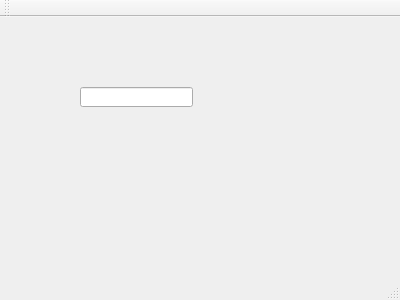
First picture: the form in mainwindow.ui, repository MT-REP/sencondPlatfromControl, before the edit.
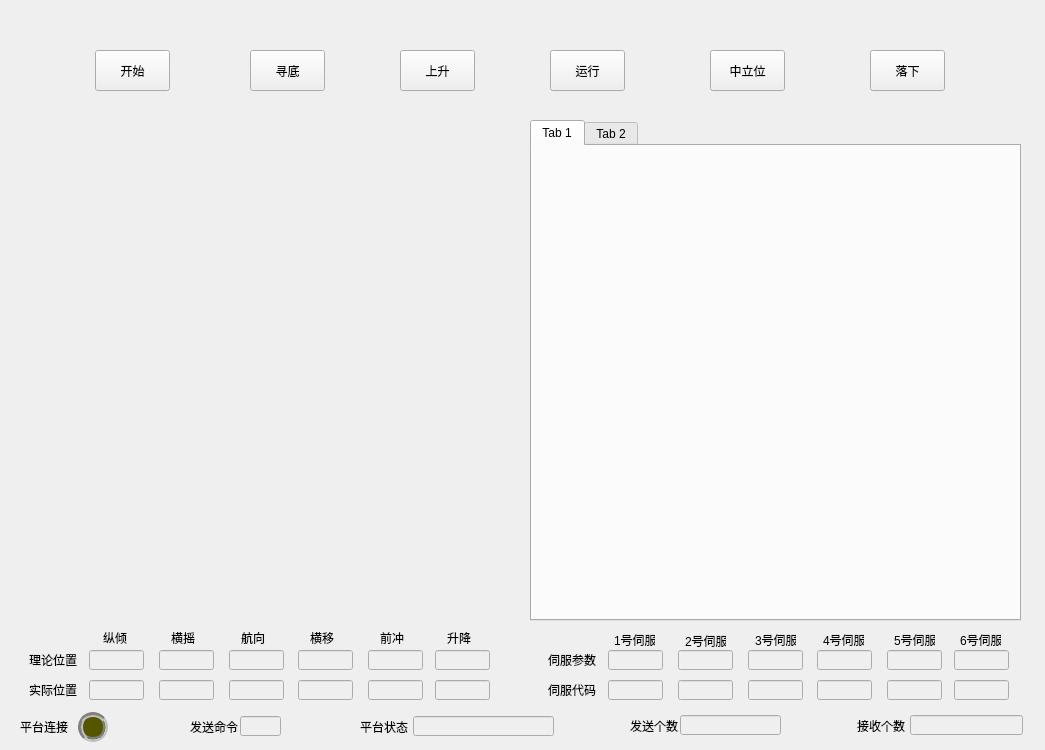
Second picture: the form after the edit. Custom widgets are drawn as their Qt base class.

```diff
--- a/mainwindow.ui
+++ b/mainwindow.ui
@@ -6,46 +6,804 @@
    <rect>
     <x>0</x>
     <y>0</y>
-    <width>400</width>
-    <height>300</height>
+    <width>1045</width>
+    <height>750</height>
    </rect>
   </property>
   <property name="windowTitle">
    <string>MainWindow</string>
   </property>
   <widget class="QWidget" name="centralWidget">
-   <widget class="QLineEdit" name="lineEdit">
+   <widget class="QPushButton" name="startStopButton">
     <property name="geometry">
      <rect>
-      <x>80</x>
-      <y>70</y>
+      <x>95</x>
+      <y>50</y>
+      <width>75</width>
+      <height>41</height>
+     </rect>
+    </property>
+    <property name="text">
+     <string>开始</string>
+    </property>
+   </widget>
+   <widget class="QPushButton" name="searchBottomButton">
+    <property name="geometry">
+     <rect>
+      <x>250</x>
+      <y>50</y>
+      <width>75</width>
+      <height>41</height>
+     </rect>
+    </property>
+    <property name="text">
+     <string>寻底</string>
+    </property>
+   </widget>
+   <widget class="QPushButton" name="riseButton">
+    <property name="geometry">
+     <rect>
+      <x>400</x>
+      <y>50</y>
+      <width>75</width>
+      <height>41</height>
+     </rect>
+    </property>
+    <property name="text">
+     <string>上升</string>
+    </property>
+   </widget>
+   <widget class="QPushButton" name="runButton">
+    <property name="geometry">
+     <rect>
+      <x>550</x>
+      <y>50</y>
+      <width>75</width>
+      <height>41</height>
+     </rect>
+    </property>
+    <property name="text">
+     <string>运行</string>
+    </property>
+   </widget>
+   <widget class="QPushButton" name="midButton">
+    <property name="geometry">
+     <rect>
+      <x>710</x>
+      <y>50</y>
+      <width>75</width>
+      <height>41</height>
+     </rect>
+    </property>
+    <property name="text">
+     <string>中立位</string>
+    </property>
+   </widget>
+   <widget class="QPushButton" name="downButton">
+    <property name="geometry">
+     <rect>
+      <x>870</x>
+      <y>50</y>
+      <width>75</width>
+      <height>41</height>
+     </rect>
+    </property>
+    <property name="text">
+     <string>落下</string>
+    </property>
+   </widget>
+   <widget class="QLabel" name="platConnectlabel">
+    <property name="geometry">
+     <rect>
+      <x>20</x>
+      <y>716</y>
+      <width>51</width>
+      <height>21</height>
+     </rect>
+    </property>
+    <property name="text">
+     <string>平台连接</string>
+    </property>
+   </widget>
+   <widget class="QLabel" name="sendCountlabel">
+    <property name="geometry">
+     <rect>
+      <x>630</x>
+      <y>715</y>
+      <width>51</width>
+      <height>21</height>
+     </rect>
+    </property>
+    <property name="text">
+     <string>发送个数</string>
+    </property>
+   </widget>
+   <widget class="QLabel" name="revcCountlabel">
+    <property name="geometry">
+     <rect>
+      <x>857</x>
+      <y>715</y>
+      <width>51</width>
+      <height>21</height>
+     </rect>
+    </property>
+    <property name="text">
+     <string>接收个数</string>
+    </property>
+   </widget>
+   <widget class="QLineEdit" name="recvCountEdit">
+    <property name="enabled">
+     <bool>false</bool>
+    </property>
+    <property name="geometry">
+     <rect>
+      <x>910</x>
+      <y>715</y>
       <width>113</width>
       <height>20</height>
      </rect>
     </property>
    </widget>
+   <widget class="QLineEdit" name="sendCountEdit">
+    <property name="enabled">
+     <bool>false</bool>
+    </property>
+    <property name="geometry">
+     <rect>
+      <x>680</x>
+      <y>715</y>
+      <width>101</width>
+      <height>20</height>
+     </rect>
+    </property>
+   </widget>
+   <widget class="QPushButton" name="platConnButton">
+    <property name="geometry">
+     <rect>
+      <x>78</x>
+      <y>712</y>
+      <width>30</width>
+      <height>30</height>
+     </rect>
+    </property>
+    <property name="styleSheet">
+     <string notr="true">border:5px groove gray;border-radius:15px;
+background-color: rgb(85, 85, 0);
+</string>
+    </property>
+    <property name="text">
+     <string/>
+    </property>
+   </widget>
+   <widget class="QLineEdit" name="recvStatusEdit">
+    <property name="enabled">
+     <bool>false</bool>
+    </property>
+    <property name="geometry">
+     <rect>
+      <x>413</x>
+      <y>716</y>
+      <width>141</width>
+      <height>20</height>
+     </rect>
+    </property>
+   </widget>
+   <widget class="QLineEdit" name="sendCmdEdit">
+    <property name="enabled">
+     <bool>false</bool>
+    </property>
+    <property name="geometry">
+     <rect>
+      <x>240</x>
+      <y>716</y>
+      <width>41</width>
+      <height>20</height>
+     </rect>
+    </property>
+   </widget>
+   <widget class="QLabel" name="sendCmdLabel">
+    <property name="geometry">
+     <rect>
+      <x>190</x>
+      <y>716</y>
+      <width>51</width>
+      <height>21</height>
+     </rect>
+    </property>
+    <property name="text">
+     <string>发送命令</string>
+    </property>
+   </widget>
+   <widget class="QLabel" name="recvStatusLabel">
+    <property name="geometry">
+     <rect>
+      <x>360</x>
+      <y>716</y>
+      <width>51</width>
+      <height>21</height>
+     </rect>
+    </property>
+    <property name="text">
+     <string>平台状态</string>
+    </property>
+   </widget>
+   <widget class="QTabWidget" name="functionTabWidget">
+    <property name="geometry">
+     <rect>
+      <x>530</x>
+      <y>120</y>
+      <width>491</width>
+      <height>501</height>
+     </rect>
+    </property>
+    <property name="currentIndex">
+     <number>0</number>
+    </property>
+    <widget class="QWidget" name="tab">
+     <attribute name="title">
+      <string>Tab 1</string>
+     </attribute>
+    </widget>
+    <widget class="QWidget" name="tab_2">
+     <attribute name="title">
+      <string>Tab 2</string>
+     </attribute>
+    </widget>
+   </widget>
+   <widget class="QwtPlot" name="angleQwtPlot">
+    <property name="geometry">
+     <rect>
+      <x>30</x>
+      <y>123</y>
+      <width>481</width>
+      <height>241</height>
+     </rect>
+    </property>
+    <property name="autoReplot">
+     <bool>false</bool>
+    </property>
+   </widget>
+   <widget class="QwtPlot" name="displacementQwtPlot">
+    <property name="geometry">
+     <rect>
+      <x>30</x>
+      <y>380</y>
+      <width>481</width>
+      <height>241</height>
+     </rect>
+    </property>
+   </widget>
+   <widget class="QLineEdit" name="hengyaorEdit">
+    <property name="enabled">
+     <bool>false</bool>
+    </property>
+    <property name="geometry">
+     <rect>
+      <x>159</x>
+      <y>680</y>
+      <width>55</width>
+      <height>20</height>
+     </rect>
+    </property>
+   </widget>
+   <widget class="QLabel" name="hengyilabel">
+    <property name="geometry">
+     <rect>
+      <x>310</x>
+      <y>630</y>
+      <width>31</width>
+      <height>16</height>
+     </rect>
+    </property>
+    <property name="text">
+     <string>横移</string>
+    </property>
+   </widget>
+   <widget class="QLineEdit" name="hangxiangrEdit">
+    <property name="enabled">
+     <bool>false</bool>
+    </property>
+    <property name="geometry">
+     <rect>
+      <x>229</x>
+      <y>680</y>
+      <width>55</width>
+      <height>20</height>
+     </rect>
+    </property>
+   </widget>
+   <widget class="QLabel" name="poslabel">
+    <property name="geometry">
+     <rect>
+      <x>29</x>
+      <y>652</y>
+      <width>61</width>
+      <height>16</height>
+     </rect>
+    </property>
+    <property name="text">
+     <string>理论位置</string>
+    </property>
+   </widget>
+   <widget class="QLineEdit" name="zongqingrEdit">
+    <property name="enabled">
+     <bool>false</bool>
+    </property>
+    <property name="geometry">
+     <rect>
+      <x>89</x>
+      <y>680</y>
+      <width>55</width>
+      <height>20</height>
+     </rect>
+    </property>
+   </widget>
+   <widget class="QLineEdit" name="hengyaotEdit">
+    <property name="enabled">
+     <bool>false</bool>
+    </property>
+    <property name="geometry">
+     <rect>
+      <x>159</x>
+      <y>650</y>
+      <width>55</width>
+      <height>20</height>
+     </rect>
+    </property>
+   </widget>
+   <widget class="QLineEdit" name="qianchongrEdit">
+    <property name="enabled">
+     <bool>false</bool>
+    </property>
+    <property name="geometry">
+     <rect>
+      <x>368</x>
+      <y>680</y>
+      <width>55</width>
+      <height>20</height>
+     </rect>
+    </property>
+   </widget>
+   <widget class="QLabel" name="hangxianglabel">
+    <property name="geometry">
+     <rect>
+      <x>241</x>
+      <y>630</y>
+      <width>31</width>
+      <height>16</height>
+     </rect>
+    </property>
+    <property name="text">
+     <string>航向</string>
+    </property>
+   </widget>
+   <widget class="QLabel" name="zongqinglabel">
+    <property name="geometry">
+     <rect>
+      <x>103</x>
+      <y>630</y>
+      <width>31</width>
+      <height>16</height>
+     </rect>
+    </property>
+    <property name="text">
+     <string>纵倾</string>
+    </property>
+   </widget>
+   <widget class="QLineEdit" name="hangxiangtEdit">
+    <property name="enabled">
+     <bool>false</bool>
+    </property>
+    <property name="geometry">
+     <rect>
+      <x>229</x>
+      <y>650</y>
+      <width>55</width>
+      <height>20</height>
+     </rect>
+    </property>
+   </widget>
+   <widget class="QLineEdit" name="shengjiangrEdit">
+    <property name="enabled">
+     <bool>false</bool>
+    </property>
+    <property name="geometry">
+     <rect>
+      <x>435</x>
+      <y>680</y>
+      <width>55</width>
+      <height>20</height>
+     </rect>
+    </property>
+   </widget>
+   <widget class="QLabel" name="speedlabel">
+    <property name="geometry">
+     <rect>
+      <x>29</x>
+      <y>682</y>
+      <width>51</width>
+      <height>16</height>
+     </rect>
+    </property>
+    <property name="text">
+     <string>实际位置</string>
+    </property>
+   </widget>
+   <widget class="QLineEdit" name="hengyirEdit">
+    <property name="enabled">
+     <bool>false</bool>
+    </property>
+    <property name="geometry">
+     <rect>
+      <x>298</x>
+      <y>680</y>
+      <width>55</width>
+      <height>20</height>
+     </rect>
+    </property>
+   </widget>
+   <widget class="QLineEdit" name="shengjiangtEdit">
+    <property name="enabled">
+     <bool>false</bool>
+    </property>
+    <property name="geometry">
+     <rect>
+      <x>435</x>
+      <y>650</y>
+      <width>55</width>
+      <height>20</height>
+     </rect>
+    </property>
+   </widget>
+   <widget class="QLabel" name="shengjianglabel">
+    <property name="geometry">
+     <rect>
+      <x>447</x>
+      <y>630</y>
+      <width>31</width>
+      <height>16</height>
+     </rect>
+    </property>
+    <property name="text">
+     <string>升降</string>
+    </property>
+   </widget>
+   <widget class="QLineEdit" name="qianchongtEdit">
+    <property name="enabled">
+     <bool>false</bool>
+    </property>
+    <property name="geometry">
+     <rect>
+      <x>368</x>
+      <y>650</y>
+      <width>55</width>
+      <height>20</height>
+     </rect>
+    </property>
+   </widget>
+   <widget class="QLineEdit" name="zongqingtEdit">
+    <property name="enabled">
+     <bool>false</bool>
+    </property>
+    <property name="geometry">
+     <rect>
+      <x>89</x>
+      <y>650</y>
+      <width>55</width>
+      <height>20</height>
+     </rect>
+    </property>
+   </widget>
+   <widget class="QLabel" name="hengyaolabel">
+    <property name="geometry">
+     <rect>
+      <x>171</x>
+      <y>630</y>
+      <width>31</width>
+      <height>16</height>
+     </rect>
+    </property>
+    <property name="text">
+     <string>横摇</string>
+    </property>
+   </widget>
+   <widget class="QLineEdit" name="hengyitEdit">
+    <property name="enabled">
+     <bool>false</bool>
+    </property>
+    <property name="geometry">
+     <rect>
+      <x>298</x>
+      <y>650</y>
+      <width>55</width>
+      <height>20</height>
+     </rect>
+    </property>
+   </widget>
+   <widget class="QLabel" name="qianchonglabel">
+    <property name="geometry">
+     <rect>
+      <x>380</x>
+      <y>630</y>
+      <width>31</width>
+      <height>16</height>
+     </rect>
+    </property>
+    <property name="text">
+     <string>前冲</string>
+    </property>
+   </widget>
+   <widget class="QLineEdit" name="para2Edit">
+    <property name="enabled">
+     <bool>false</bool>
+    </property>
+    <property name="geometry">
+     <rect>
+      <x>678</x>
+      <y>650</y>
+      <width>55</width>
+      <height>20</height>
+     </rect>
+    </property>
+   </widget>
+   <widget class="QLabel" name="servocodelabel">
+    <property name="geometry">
+     <rect>
+      <x>548</x>
+      <y>682</y>
+      <width>51</width>
+      <height>16</height>
+     </rect>
+    </property>
+    <property name="text">
+     <string>伺服代码</string>
+    </property>
+   </widget>
+   <widget class="QLineEdit" name="code1Edit">
+    <property name="enabled">
+     <bool>false</bool>
+    </property>
+    <property name="geometry">
+     <rect>
+      <x>608</x>
+      <y>680</y>
+      <width>55</width>
+      <height>20</height>
+     </rect>
+    </property>
+   </widget>
+   <widget class="QLineEdit" name="para1Edit">
+    <property name="enabled">
+     <bool>false</bool>
+    </property>
+    <property name="geometry">
+     <rect>
+      <x>608</x>
+      <y>650</y>
+      <width>55</width>
+      <height>20</height>
+     </rect>
+    </property>
+   </widget>
+   <widget class="QLineEdit" name="code3Edit">
+    <property name="enabled">
+     <bool>false</bool>
+    </property>
+    <property name="geometry">
+     <rect>
+      <x>748</x>
+      <y>680</y>
+      <width>55</width>
+      <height>20</height>
+     </rect>
+    </property>
+   </widget>
+   <widget class="QLineEdit" name="code4Edit">
+    <property name="enabled">
+     <bool>false</bool>
+    </property>
+    <property name="geometry">
+     <rect>
+      <x>817</x>
+      <y>680</y>
+      <width>55</width>
+      <height>20</height>
+     </rect>
+    </property>
+   </widget>
+   <widget class="QLineEdit" name="para6Edit">
+    <property name="enabled">
+     <bool>false</bool>
+    </property>
+    <property name="geometry">
+     <rect>
+      <x>954</x>
+      <y>650</y>
+      <width>55</width>
+      <height>20</height>
+     </rect>
+    </property>
+   </widget>
+   <widget class="QLineEdit" name="code2Edit">
+    <property name="enabled">
+     <bool>false</bool>
+    </property>
+    <property name="geometry">
+     <rect>
+      <x>678</x>
+      <y>680</y>
+      <width>55</width>
+      <height>20</height>
+     </rect>
+    </property>
+   </widget>
+   <widget class="QLineEdit" name="para4Edit">
+    <property name="enabled">
+     <bool>false</bool>
+    </property>
+    <property name="geometry">
+     <rect>
+      <x>817</x>
+      <y>650</y>
+      <width>55</width>
+      <height>20</height>
+     </rect>
+    </property>
+   </widget>
+   <widget class="QLineEdit" name="para3Edit">
+    <property name="enabled">
+     <bool>false</bool>
+    </property>
+    <property name="geometry">
+     <rect>
+      <x>748</x>
+      <y>650</y>
+      <width>55</width>
+      <height>20</height>
+     </rect>
+    </property>
+   </widget>
+   <widget class="QLabel" name="label1">
+    <property name="geometry">
+     <rect>
+      <x>614</x>
+      <y>630</y>
+      <width>41</width>
+      <height>20</height>
+     </rect>
+    </property>
+    <property name="text">
+     <string>1号伺服</string>
+    </property>
+   </widget>
+   <widget class="QLineEdit" name="code5Edit">
+    <property name="enabled">
+     <bool>false</bool>
+    </property>
+    <property name="geometry">
+     <rect>
+      <x>887</x>
+      <y>680</y>
+      <width>55</width>
+      <height>20</height>
+     </rect>
+    </property>
+   </widget>
+   <widget class="QLineEdit" name="para5Edit">
+    <property name="enabled">
+     <bool>false</bool>
+    </property>
+    <property name="geometry">
+     <rect>
+      <x>887</x>
+      <y>650</y>
+      <width>55</width>
+      <height>20</height>
+     </rect>
+    </property>
+   </widget>
+   <widget class="QLineEdit" name="code6Edit">
+    <property name="enabled">
+     <bool>false</bool>
+    </property>
+    <property name="geometry">
+     <rect>
+      <x>954</x>
+      <y>680</y>
+      <width>55</width>
+      <height>20</height>
+     </rect>
+    </property>
+   </widget>
+   <widget class="QLabel" name="servoparalabel">
+    <property name="geometry">
+     <rect>
+      <x>548</x>
+      <y>652</y>
+      <width>61</width>
+      <height>16</height>
+     </rect>
+    </property>
+    <property name="text">
+     <string>伺服参数</string>
+    </property>
+   </widget>
+   <widget class="QLabel" name="label2">
+    <property name="geometry">
+     <rect>
+      <x>685</x>
+      <y>633</y>
+      <width>41</width>
+      <height>16</height>
+     </rect>
+    </property>
+    <property name="text">
+     <string>2号伺服</string>
+    </property>
+   </widget>
+   <widget class="QLabel" name="label3">
+    <property name="geometry">
+     <rect>
+      <x>755</x>
+      <y>630</y>
+      <width>41</width>
+      <height>20</height>
+     </rect>
+    </property>
+    <property name="text">
+     <string>3号伺服</string>
+    </property>
+   </widget>
+   <widget class="QLabel" name="label4">
+    <property name="geometry">
+     <rect>
+      <x>823</x>
+      <y>630</y>
+      <width>41</width>
+      <height>20</height>
+     </rect>
+    </property>
+    <property name="text">
+     <string>4号伺服</string>
+    </property>
+   </widget>
+   <widget class="QLabel" name="label5">
+    <property name="geometry">
+     <rect>
+      <x>894</x>
+      <y>630</y>
+      <width>41</width>
+      <height>20</height>
+     </rect>
+    </property>
+    <property name="text">
+     <string>5号伺服</string>
+    </property>
+   </widget>
+   <widget class="QLabel" name="label6">
+    <property name="geometry">
+     <rect>
+      <x>960</x>
+      <y>630</y>
+      <width>41</width>
+      <height>20</height>
+     </rect>
+    </property>
+    <property name="text">
+     <string>6号伺服</string>
+    </property>
+   </widget>
   </widget>
-  <widget class="QMenuBar" name="menuBar">
-   <property name="geometry">
-    <rect>
-     <x>0</x>
-     <y>0</y>
-     <width>400</width>
-     <height>23</height>
-    </rect>
-   </property>
-  </widget>
-  <widget class="QToolBar" name="mainToolBar">
-   <attribute name="toolBarArea">
-    <enum>TopToolBarArea</enum>
-   </attribute>
-   <attribute name="toolBarBreak">
-    <bool>false</bool>
-   </attribute>
-  </widget>
-  <widget class="QStatusBar" name="statusBar"/>
  </widget>
  <layoutdefault spacing="6" margin="11"/>
+ <customwidgets>
+  <customwidget>
+   <class>QwtPlot</class>
+   <extends>QFrame</extends>
+   <header>qwt_plot.h</header>
+   <container>1</container>
+  </customwidget>
+ </customwidgets>
  <resources/>
  <connections/>
 </ui>
```
